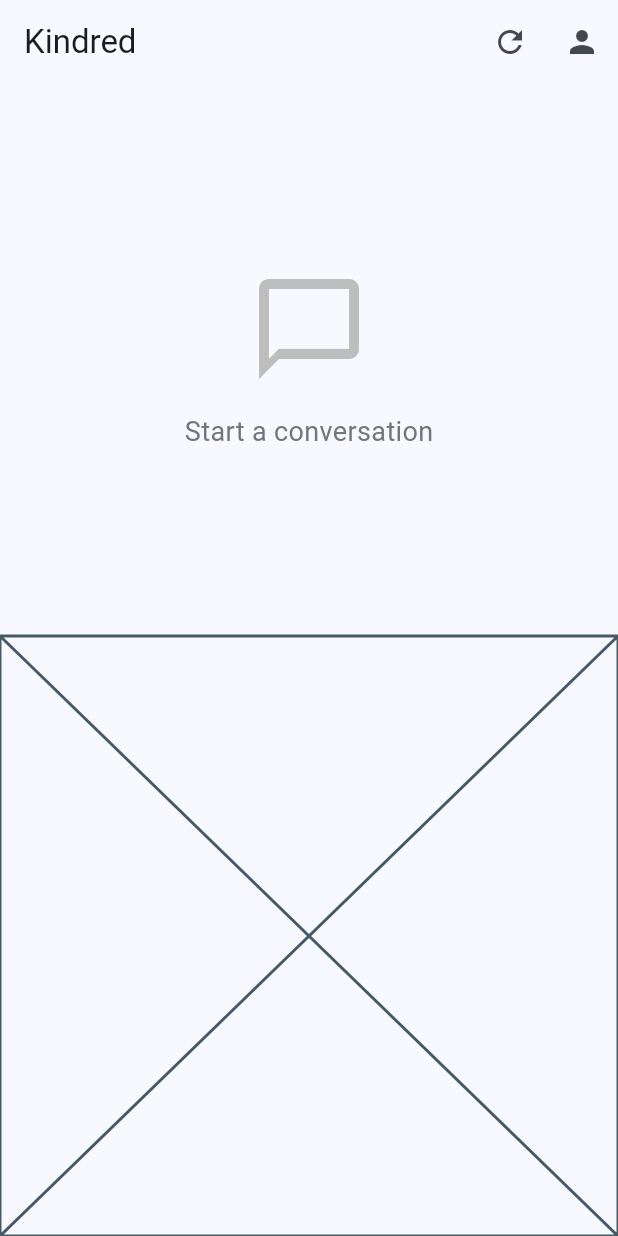
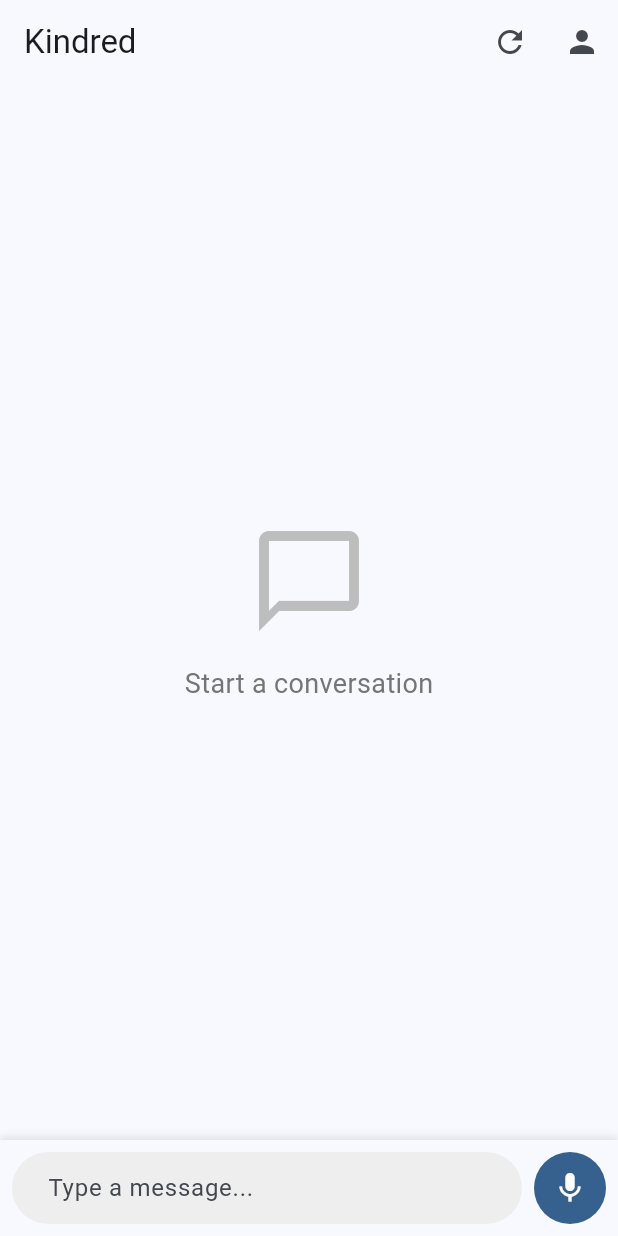
Before and after one commit to AvishkaGihan/kindred_chatbot, a Flutter app: the ChatScreen screen opened directly, on a phone screen of 412 x 824 dp. Run offline on Flutter 3.47's test engine with Material 3 defaults, Android fonts, the phone set to English and light mode, and no system bars; our stand-ins replace cloud_firestore, firebase_ai, firebase_auth, firebase_core, flutter_tts, google_sign_in and 1 more; accounts and stored records are empty.

Commit message:
feat: Refactor ChatInput to manage state and enhance message input functionality

```diff
--- a/lib/screens/chat/widgets/chat_input.dart
+++ b/lib/screens/chat/widgets/chat_input.dart
@@ -1,16 +1,129 @@
 import 'package:flutter/material.dart';
 
-class ChatInput extends StatelessWidget {
+class ChatInput extends StatefulWidget {
+  final Function(String) onSendMessage;
+  final VoidCallback onVoiceInput;
+  final bool isListening;
+  final bool isLoading;
+
   const ChatInput({
     super.key,
-    required Future<Null> Function(dynamic message) onSendMessage,
-    required Future<Null> Function() onVoiceInput,
-    required bool isListening,
-    required bool isLoading,
+    required this.onSendMessage,
+    required this.onVoiceInput,
+    this.isListening = false,
+    this.isLoading = false,
   });
 
   @override
+  State<ChatInput> createState() => _ChatInputState();
+}
+
+class _ChatInputState extends State<ChatInput> {
+  final TextEditingController _controller = TextEditingController();
+  bool _hasText = false;
+
+  @override
+  void initState() {
+    super.initState();
+    _controller.addListener(() {
+      setState(() {
+        _hasText = _controller.text.trim().isNotEmpty;
+      });
+    });
+  }
+
+  @override
+  void dispose() {
+    _controller.dispose();
+    super.dispose();
+  }
+
+  void _sendMessage() {
+    final text = _controller.text.trim();
+    if (text.isNotEmpty && !widget.isLoading) {
+      widget.onSendMessage(text);
+      _controller.clear();
+    }
+  }
+
+  @override
   Widget build(BuildContext context) {
-    return const Placeholder();
+    return Container(
+      padding: const EdgeInsets.symmetric(horizontal: 8, vertical: 8),
+      decoration: BoxDecoration(
+        color: Theme.of(context).scaffoldBackgroundColor,
+        boxShadow: [
+          BoxShadow(
+            offset: const Offset(0, -2),
+            blurRadius: 4,
+            color: Colors.black.withOpacity(0.1),
+          ),
+        ],
+      ),
+      child: SafeArea(
+        child: Row(
+          children: [
+            Expanded(
+              child: TextField(
+                controller: _controller,
+                decoration: InputDecoration(
+                  hintText: 'Type a message...',
+                  border: OutlineInputBorder(
+                    borderRadius: BorderRadius.circular(24),
+                    borderSide: BorderSide.none,
+                  ),
+                  filled: true,
+                  fillColor: Theme.of(context).brightness == Brightness.dark
+                      ? Colors.grey[800]
+                      : Colors.grey[200],
+                  contentPadding: const EdgeInsets.symmetric(
+                    horizontal: 20,
+                    vertical: 10,
+                  ),
+                ),
+                maxLines: null,
+                textCapitalization: TextCapitalization.sentences,
+                enabled: !widget.isLoading,
+                onSubmitted: (_) => _sendMessage(),
+              ),
+            ),
+            const SizedBox(width: 8),
+            if (widget.isListening)
+              Container(
+                decoration: BoxDecoration(
+                  color: Colors.red,
+                  shape: BoxShape.circle,
+                ),
+                child: IconButton(
+                  icon: const Icon(Icons.stop, color: Colors.white),
+                  onPressed: widget.onVoiceInput,
+                ),
+              )
+            else if (_hasText)
+              Container(
+                decoration: BoxDecoration(
+                  color: Theme.of(context).primaryColor,
+                  shape: BoxShape.circle,
+                ),
+                child: IconButton(
+                  icon: const Icon(Icons.send, color: Colors.white),
+                  onPressed: widget.isLoading ? null : _sendMessage,
+                ),
+              )
+            else
+              Container(
+                decoration: BoxDecoration(
+                  color: Theme.of(context).primaryColor,
+                  shape: BoxShape.circle,
+                ),
+                child: IconButton(
+                  icon: const Icon(Icons.mic, color: Colors.white),
+                  onPressed: widget.onVoiceInput,
+                ),
+              ),
+          ],
+        ),
+      ),
+    );
   }
 }
```
